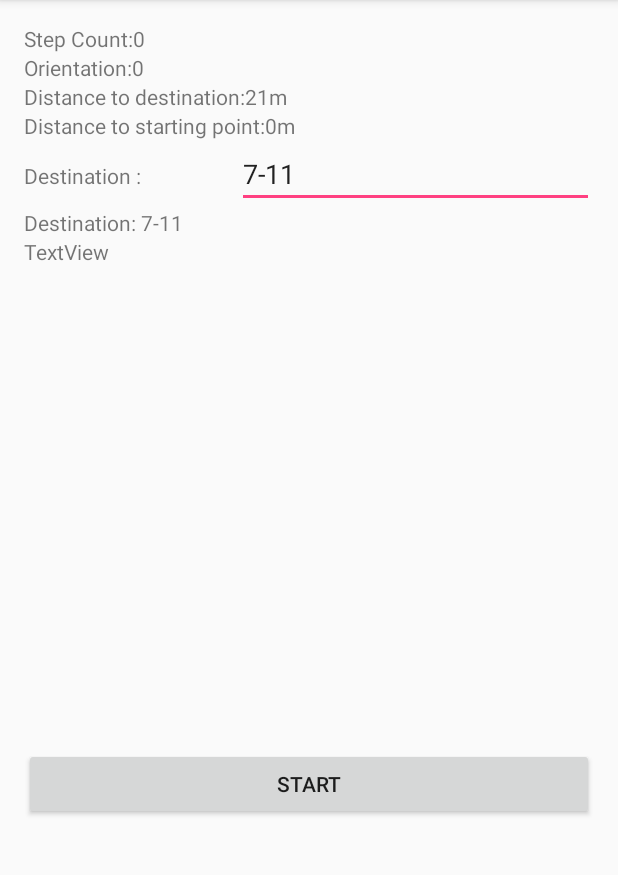
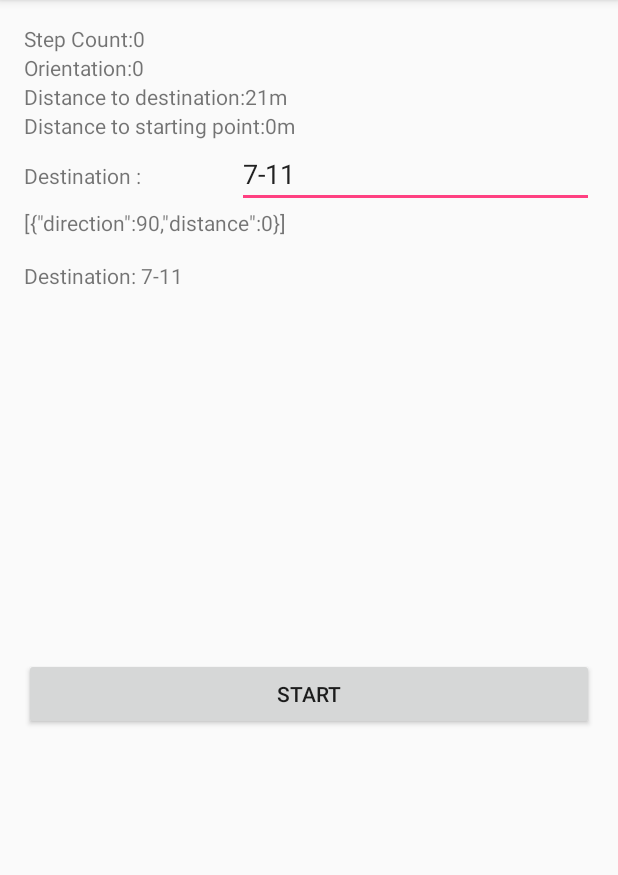
Before and after one commit to skip61017/CrowdNaivExperiment, an Android app: the screen it shows after launch (MainActivity), after a tap on "STOP", on a phone screen of 412 x 824 dp, the part 84-959 px from its top. Run offline under Robolectric (Android 15) with nearby library versions, the phone set to English and light mode, and no system bars; 1 other tap on this screen came first.

Commit message:
data capture successfully

```diff
--- a/app/src/main/java/com/mslab/experience/crowdnaivexperiment/MainActivity.java
+++ b/app/src/main/java/com/mslab/experience/crowdnaivexperiment/MainActivity.java
@@ -23,6 +23,10 @@ import android.widget.EditText;
 import android.widget.LinearLayout;
 import android.widget.TextView;
 import android.widget.Toast;
+
+import org.json.JSONArray;
+import org.json.JSONException;
+import org.json.JSONObject;
 
 import java.io.BufferedOutputStream;
 import java.io.File;
@@ -182,6 +186,8 @@ public class MainActivity extends AppCompatActivity implements SensorEventListen
     private double last_orien = 90;
     private double sg_distance = 0;
     private double last_distance = 0;
+    private JSONObject pkData;
+    private JSONArray sgList;
 
     private Calendar CalendarForDir = Calendar.getInstance();
     int SecondForDir = CalendarForDir.get(Calendar.SECOND);
@@ -209,8 +215,13 @@ public class MainActivity extends AppCompatActivity implements SensorEventListen
                         if(StartAPP){
                             BT_Stat.setText("Start");
                             editText_dest.setEnabled(true);
+                            saveSegment(last_orien, sg_distance);
+                            createPkData();
+                            TV_pkData.setText(sgList + "\n");
                         }
                         else{
+                            pkData = new JSONObject();
+                            sgList = new JSONArray();
                             BT_Stat.setText("Stop");
                             editText_dest.setEnabled(false);
                         }
@@ -314,9 +325,30 @@ public class MainActivity extends AppCompatActivity implements SensorEventListen
         editText_dest = (EditText)findViewById(R.id.editText_dest);
     }
 
-//    private void createPkData() {
-//
-//    }
+    private void createPkData() {
+        try{
+            pkData.put("user_id", "12345678");
+            pkData.put("route_id", "123");
+            pkData.put("destination", dest);
+            pkData.put("bpre", "bcon1");
+            pkData.put("bcur", "bcon2");
+            pkData.put("sgList", sgList);
+        } catch (JSONException e) {
+            e.printStackTrace();
+        }
+
+    }
+
+    private void saveSegment(double orien, double distance) {
+        try {
+            JSONObject sg = new JSONObject();
+            sg.put("direction", orien);
+            sg.put("distance", distance);
+            sgList.put(sg);
+        } catch (JSONException e) {
+            e.printStackTrace();
+        }
+    }
 
     private void startSensor() {
         sensorManager = ((SensorManager) getSystemService(SENSOR_SERVICE));
@@ -644,6 +676,7 @@ public class MainActivity extends AppCompatActivity implements SensorEventListen
                     double now_orein = Last_Orein + resetOrien;
                     last_distance = sg_distance;
                     if (Math.abs(last_orien - now_orein) > 45) {
+                        saveSegment(last_orien, sg_distance);
                         sg_distance = 0;
                     }
                     else {
@@ -687,6 +720,7 @@ public class MainActivity extends AppCompatActivity implements SensorEventListen
                     double now_orein = Last_Orein + resetOrien;
                     last_distance = sg_distance;
                     if (Math.abs(last_orien - now_orein) > 45) {
+                        saveSegment(last_orien, sg_distance);
                         sg_distance = 0;
                     }
                     else {
@@ -716,6 +750,7 @@ public class MainActivity extends AppCompatActivity implements SensorEventListen
                     double now_orein = Last_Orein + resetOrien;
                     last_distance = sg_distance;
                     if (Math.abs(last_orien - now_orein) > 45) {
+                        saveSegment(last_orien, sg_distance);
                         sg_distance = 0;
                     }
                     else {
@@ -743,6 +778,7 @@ public class MainActivity extends AppCompatActivity implements SensorEventListen
                     double now_orein = Last_Orein + resetOrien;
                     last_distance = sg_distance;
                     if (Math.abs(last_orien - now_orein) > 45) {
+                        saveSegment(last_orien, sg_distance);
                         sg_distance = 0;
                     }
                     else {
@@ -841,6 +877,7 @@ public class MainActivity extends AppCompatActivity implements SensorEventListen
                     double now_orein = Last_Orein + resetOrien;
                     last_distance = sg_distance;
                     if (Math.abs(last_orien - now_orein) > 45) {
+                        saveSegment(last_orien, sg_distance);
                         sg_distance = 0;
                     }
                     else {
@@ -3361,7 +3398,7 @@ public class MainActivity extends AppCompatActivity implements SensorEventListen
                     String sg_dis = theClass.mDecimalFormat.format(theClass.sg_distance);
                     if (! last_dis.equals(sg_dis)) {
                         String dataText = "orien: " + theClass.last_orien + ", distance: " + sg_dis + "\n";
-                        theClass.TV_pkData.setText(theClass.TV_pkData.getText() + dataText);
+                        theClass.TV_tempData.setText(theClass.TV_tempData.getText() + dataText);
                     }
 
                     break;
--- a/app/src/main/res/layout/content_main.xml
+++ b/app/src/main/res/layout/content_main.xml
@@ -91,7 +91,7 @@
 
         <ScrollView
             android:layout_width="match_parent"
-            android:layout_height="360dp">
+            android:layout_height="300dp">
 
             <LinearLayout
                 android:layout_width="match_parent"
@@ -99,16 +99,15 @@
                 android:orientation="vertical">
 
                 <TextView
-                    android:id="@+id/textView_TempData"
+                    android:id="@+id/textView_PkData"
                     android:layout_width="match_parent"
                     android:layout_height="wrap_content"
                     android:text="TextView" />
 
                 <TextView
-                    android:id="@+id/textView_PkData"
+                    android:id="@+id/textView_TempData"
                     android:layout_width="match_parent"
-                    android:layout_height="wrap_content"
-                    android:text="TextView" />
+                    android:layout_height="wrap_content" />
 
                 <LinearLayout
                     android:id="@+id/drawLayout"
```
